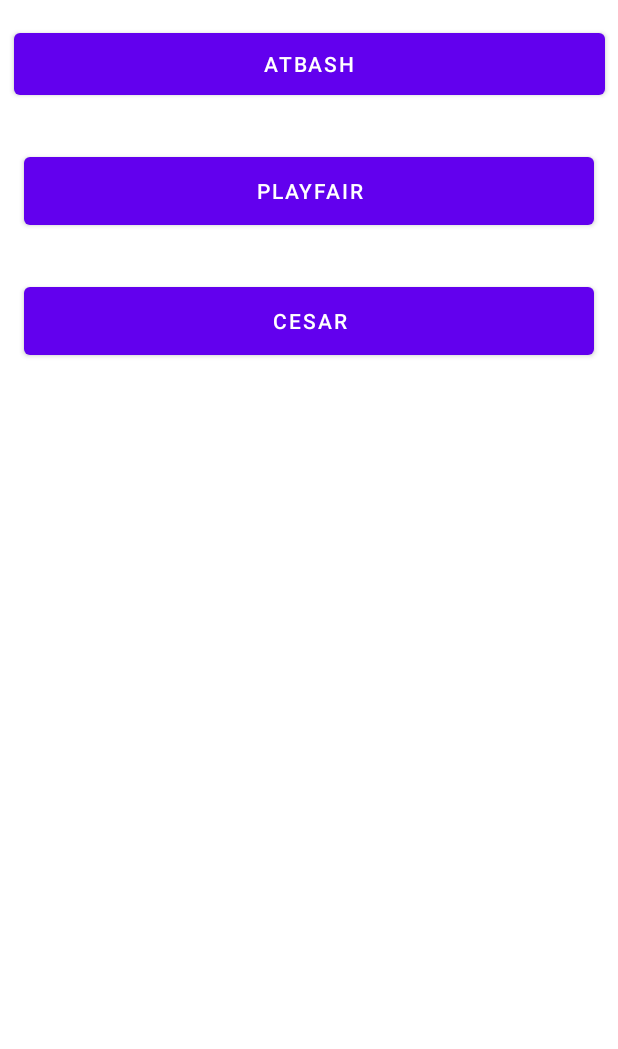
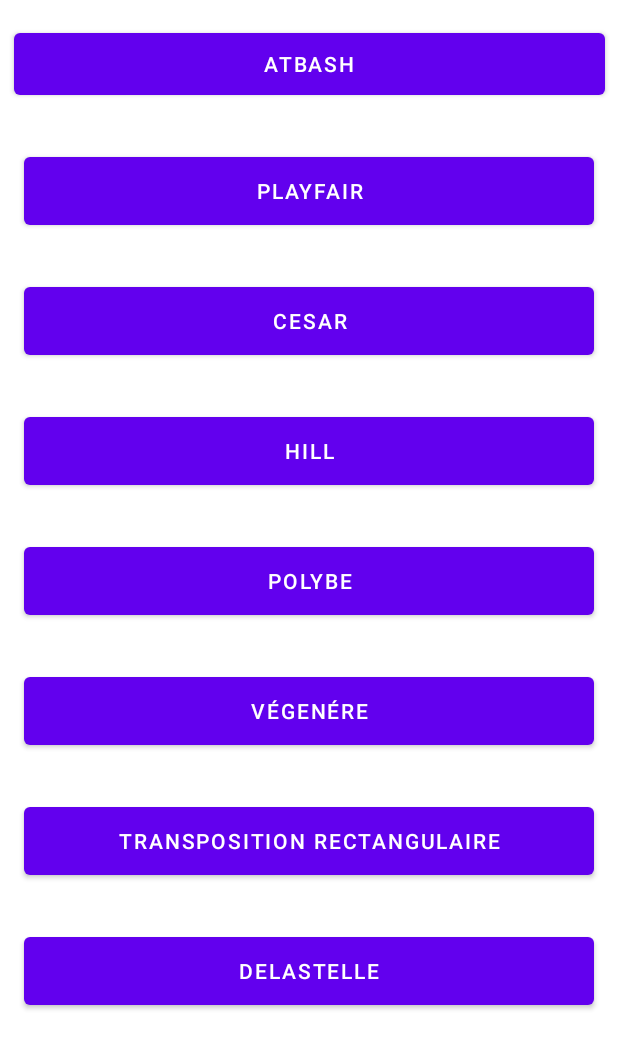
Before and after one commit to Devime/des_ctryptage, an Android app: the layout activity_main.xml on its own in the app's theme, with its tools: preview values and no code run, on a phone screen of 412 x 824 dp. Shown: the top 1049 px of the screen. Run offline under Robolectric (Android 15) with nearby library versions, the phone set to English and light mode, and no system bars.

Commit message:
Ajout des bouttons des autres algo

```diff
--- a/app/src/main/AndroidManifest.xml
+++ b/app/src/main/AndroidManifest.xml
@@ -18,6 +18,10 @@
                 <category android:name="android.intent.category.LAUNCHER" />
             </intent-filter>
         </activity>
+
+        <meta-data
+            android:name="preloaded_fonts"
+            android:resource="@array/preloaded_fonts" />
     </application>
 
 </manifest>
--- a/app/src/main/res/layout/activity_hill.xml
+++ b/app/src/main/res/layout/activity_hill.xml
@@ -102,7 +102,7 @@
         android:fontFamily="cursive"
         android:text="Hill"
         android:textSize="60sp"
-        android:textColor="@color/design_default_color_primary"
+        android:textColor="@color/purple_500"
         app:layout_constraintBottom_toTopOf="@id/textbase"
         app:layout_constraintLeft_toLeftOf="parent"
         app:layout_constraintRight_toRightOf="parent"
--- a/app/src/main/res/layout/activity_main.xml
+++ b/app/src/main/res/layout/activity_main.xml
@@ -42,4 +42,65 @@
         app:layout_constraintStart_toStartOf="parent"
         app:layout_constraintTop_toBottomOf="@+id/B1PlayFair" />
 
+
+    <Button
+        android:id="@+id/B1Hill"
+        android:layout_width="380dp"
+        android:layout_height="57dp"
+        android:layout_marginStart="16dp"
+        android:layout_marginTop="29dp"
+        android:layout_marginEnd="16dp"
+        android:text="Hill"
+        app:layout_constraintEnd_toEndOf="parent"
+        app:layout_constraintStart_toStartOf="parent"
+        app:layout_constraintTop_toBottomOf="@+id/B1Cesar" />
+
+    <Button
+        android:id="@+id/B1Polybe"
+        android:layout_width="380dp"
+        android:layout_height="57dp"
+        android:layout_marginStart="16dp"
+        android:layout_marginTop="29dp"
+        android:layout_marginEnd="16dp"
+        android:text="Polybe"
+        app:layout_constraintEnd_toEndOf="parent"
+        app:layout_constraintStart_toStartOf="parent"
+        app:layout_constraintTop_toBottomOf="@+id/B1Hill"/>
+
+    <Button
+        android:id="@+id/B1Vegenere"
+        android:layout_width="380dp"
+        android:layout_height="57dp"
+        android:layout_marginStart="16dp"
+        android:layout_marginTop="29dp"
+        android:layout_marginEnd="16dp"
+        android:text="Végenére"
+        app:layout_constraintEnd_toEndOf="parent"
+        app:layout_constraintStart_toStartOf="parent"
+        app:layout_constraintTop_toBottomOf="@+id/B1Polybe"/>
+
+    <Button
+        android:id="@+id/B1Transposition_rectangulaire"
+        android:layout_width="380dp"
+        android:layout_height="57dp"
+        android:layout_marginStart="16dp"
+        android:layout_marginTop="29dp"
+        android:layout_marginEnd="16dp"
+        android:text="Transposition rectangulaire"
+        app:layout_constraintEnd_toEndOf="parent"
+        app:layout_constraintStart_toStartOf="parent"
+        app:layout_constraintTop_toBottomOf="@+id/B1Vegenere"/>
+
+    <Button
+        android:id="@+id/B1Delastelle"
+        android:layout_width="380dp"
+        android:layout_height="57dp"
+        android:layout_marginStart="16dp"
+        android:layout_marginTop="29dp"
+        android:layout_marginEnd="16dp"
+        android:text="Delastelle"
+        app:layout_constraintEnd_toEndOf="parent"
+        app:layout_constraintStart_toStartOf="parent"
+        app:layout_constraintTop_toBottomOf="@+id/B1Transposition_rectangulaire"/>
+
 </androidx.constraintlayout.widget.ConstraintLayout>
```
